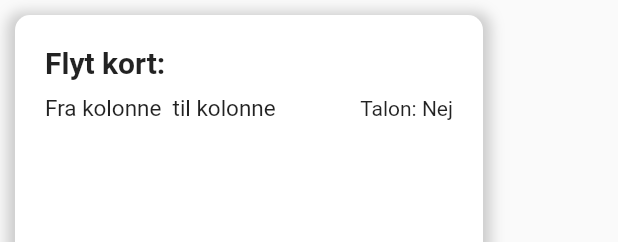
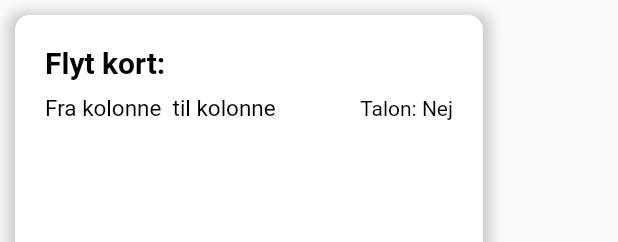
Before and after one commit to Nikditten/solitaireapp_app, a Flutter app: the InstructionView widget shown alone on an empty page, opened directly with empty values, on a phone screen of 412 x 824 dp. Shown: the top 242 px of the screen. Run offline on Flutter 3.47's test engine with Material 2 defaults, Android fonts, the light colour scheme and no system bars; our stand-ins replace camera, shared_preferences; accounts and stored records are empty.

Commit message:
Exception handling and design improvements

```diff
--- a/lib/View/ViewUtil/instruction.dart
+++ b/lib/View/ViewUtil/instruction.dart
@@ -1,20 +1,30 @@
 import 'package:flutter/material.dart';
+import 'package:flutter/src/foundation/key.dart';
+import 'package:flutter/src/widgets/framework.dart';
 import 'package:solitaireapp/Model/Instructions.dart';
 
-class InstructionView extends StatelessWidget {
-  const InstructionView({Key? key, required this.instruction})
+class InstructionView extends StatefulWidget {
+  const InstructionView(
+      {Key? key, required this.instruction})
       : super(key: key);
 
   final Instructions instruction;
 
   @override
+  State<InstructionView> createState() => _InstructionViewState();
+}
+
+class _InstructionViewState extends State<InstructionView> {
+
+  @override
   Widget build(BuildContext context) {
-    return Container(
+    return GestureDetector(
+      child: Container(
         width: MediaQuery.of(context).size.width - 100,
         padding: const EdgeInsets.all(20),
         margin: const EdgeInsets.all(10),
         decoration: BoxDecoration(
-        color: instruction.getTalon ? Colors.green[100] : Colors.white,
+          color: widget.instruction.getTalon ? Colors.orange[100] : Colors.white,
           // SOURCE:
           // https://stackoverflow.com/questions/52227846/how-can-i-add-shadow-to-the-widget-in-flutter
           // LINK TO ANSWER: https://stackoverflow.com/a/52228086
@@ -37,10 +47,11 @@ class InstructionView extends StatelessWidget {
             Align(
               alignment: Alignment.centerLeft,
               child: Text(
-              "Flyt kort: " + instruction.moveCard,
+                "Flyt kort: " + widget.instruction.moveCard,
                 style: const TextStyle(
                   fontSize: 20,
                   fontWeight: FontWeight.bold,
+                  color: Colors.black,
                 ),
               ),
             ),
@@ -52,18 +63,22 @@ class InstructionView extends StatelessWidget {
               children: [
                 Text(
                   "Fra kolonne " +
-                    instruction.moveFrom +
+                      widget.instruction.moveFrom +
                       " til kolonne " +
-                    instruction.moveTo,
-                style: const TextStyle(fontSize: 15),
+                      widget.instruction.moveTo,
+                  style: const TextStyle(fontSize: 15, color: Colors.black,),
                 ),
                 Text(
-                "Talon: " + (instruction.getTalon ? "Ja" : "Nej"),
+                  "Talon: " + (widget.instruction.getTalon ? "Ja" : "Nej"),
+                  style: const TextStyle(
+                    color: Colors.black,
+                  ),
                 ),
               ],
             ),
           ],
         ),
+      ),
     );
   }
 }
--- a/lib/View/home.dart
+++ b/lib/View/home.dart
@@ -31,7 +31,7 @@ class _HomePageState extends State<HomePage> {
     if (widget.cameras.isEmpty) {
       print('No camera available');
     } else {
-      controller = CameraController(widget.cameras.first, ResolutionPreset.low,
+      controller = CameraController(widget.cameras.first, ResolutionPreset.max,
           imageFormatGroup: ImageFormatGroup.bgra8888);
       controller.initialize().then((_) {
         if (!mounted) {
@@ -58,8 +58,8 @@ class _HomePageState extends State<HomePage> {
                 )
               : Container(),
           SizedBox(
-            width: MediaQuery.of(context).size.width,
-            height: MediaQuery.of(context).size.height,
+            width: MediaQuery.of(context).size.width / 3,
+            height: MediaQuery.of(context).size.height / 2,
             child: Center(
                 child: SafeArea(
               child: Column(
```
Also changed, not shown: lib/Helper/apihelper.dart (+31 -11 lines), lib/View/result_page.dart (+13 -2 lines), pubspec.lock. Lines whose indentation alone changed are shown as unchanged.
